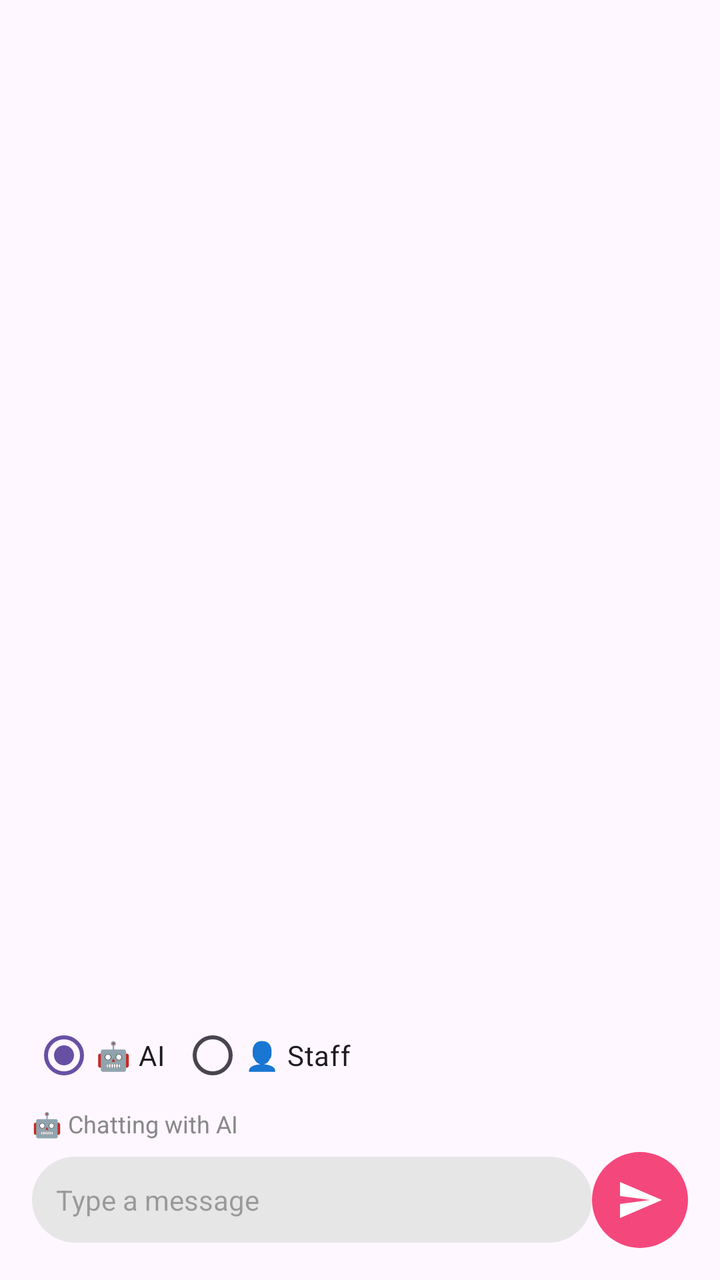
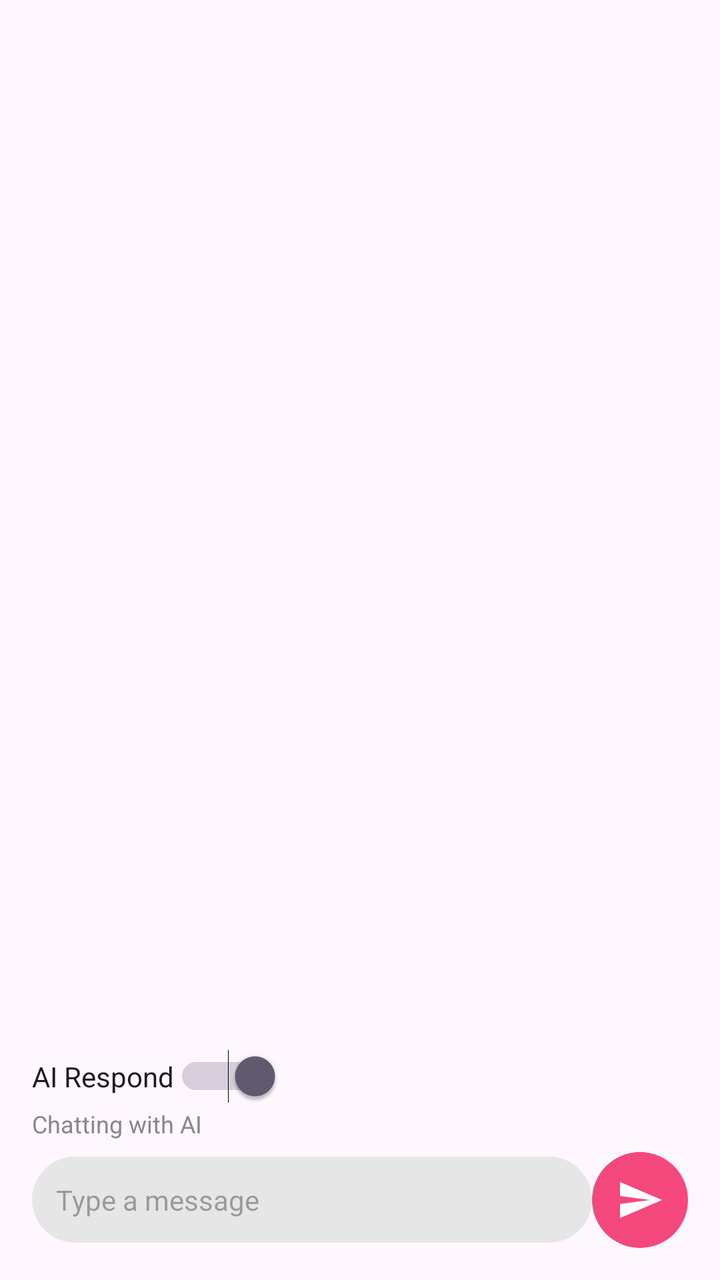

The first picture is an Android layout as it rendered before a commit; the second is the same layout after the commit. The layout source and the unified diff follow.
<!-- AndroidManifest.xml: application theme Theme.FlowerShopApp -->
<!-- res/layout/activity_chat.xml -->
<?xml version="1.0" encoding="utf-8"?>

<androidx.constraintlayout.widget.ConstraintLayout
    xmlns:android="http://schemas.android.com/apk/res/android"
    xmlns:app="http://schemas.android.com/apk/res-auto"
    xmlns:tools="http://schemas.android.com/tools"
    android:layout_width="match_parent"
    android:layout_height="match_parent"
    android:padding="16dp"
    tools:context=".ui.chat.ChatActivity">

    <androidx.recyclerview.widget.RecyclerView
        android:id="@+id/rvMessages"
        android:layout_width="0dp"
        android:layout_height="0dp"
        android:clipToPadding="false"
        android:paddingBottom="8dp"
        app:layout_constraintTop_toTopOf="parent"
        app:layout_constraintBottom_toTopOf="@id/layoutChatMode"
        app:layout_constraintStart_toStartOf="parent"
        app:layout_constraintEnd_toEndOf="parent"
        tools:listitem="@layout/item_message" />

    
    <LinearLayout
        android:id="@+id/layoutChatMode"
        android:layout_width="0dp"
        android:layout_height="wrap_content"
        android:orientation="vertical"
        android:paddingVertical="6dp"
        app:layout_constraintBottom_toTopOf="@id/layoutInput"
        app:layout_constraintStart_toStartOf="parent"
        app:layout_constraintEnd_toEndOf="parent">

        <RadioGroup
            android:id="@+id/rgChatMode"
            android:layout_width="wrap_content"
            android:layout_height="wrap_content"
            android:orientation="horizontal">

            <RadioButton
                android:id="@+id/rbAi"
                android:layout_width="wrap_content"
                android:layout_height="wrap_content"
                android:checked="true"
                android:text="🤖 AI" />

            <RadioButton
                android:id="@+id/rbStaff"
                android:layout_width="wrap_content"
                android:layout_height="wrap_content"
                android:layout_marginStart="8dp"
                android:text="👤 Staff" />
        </RadioGroup>

        <TextView
            android:id="@+id/tvChatModeStatus"
            android:layout_width="wrap_content"
            android:layout_height="wrap_content"
            android:layout_marginTop="2dp"
            android:text="🤖 Chatting with AI"
            android:textColor="#888888"
            android:textSize="12sp" />
    </LinearLayout>

    <LinearLayout
        android:id="@+id/layoutInput"
        android:layout_width="0dp"
        android:layout_height="wrap_content"
        android:orientation="horizontal"
        android:gravity="center_vertical"
        app:layout_constraintBottom_toBottomOf="parent"
        app:layout_constraintStart_toStartOf="parent"
        app:layout_constraintEnd_toEndOf="parent">

        <EditText
            android:id="@+id/edtMessage"
            android:layout_width="0dp"
            android:layout_height="wrap_content"
            android:layout_weight="1"
            android:hint="Type a message"
            android:background="@drawable/bg_rounded_gray"
            android:padding="12dp"
            android:textColor="@color/black"
            android:textSize="14sp" />

        <ImageView
            android:id="@+id/btnSend"
            android:layout_width="48dp"
            android:layout_height="48dp"
            android:src="@drawable/ic_send"
            android:contentDescription="Send Message"
            android:padding="12dp"
            android:background="@drawable/bg_rounded_pink"
            app:tint="@color/white" />

    </LinearLayout>

</androidx.constraintlayout.widget.ConstraintLayout>
<!-- res/layout/item_message.xml (included above) -->
<?xml version="1.0" encoding="utf-8"?>
<LinearLayout
    xmlns:android="http://schemas.android.com/apk/res/android"
    android:layout_width="match_parent"
    android:layout_height="wrap_content"
    android:orientation="vertical"
    android:padding="8dp">

    <TextView
        android:id="@+id/tvUser"
        android:layout_width="wrap_content"
        android:layout_height="wrap_content"
        android:text="User"
        android:textStyle="bold"
        android:textColor="@color/black" />

    <TextView
        android:id="@+id/tvMessage"
        android:layout_width="wrap_content"
        android:layout_height="wrap_content"
        android:text="Message"
        android:textColor="@color/black" />

</LinearLayout>
<!-- resources referenced by this layout -->
<resources>
  <color name="black">#FF000000</color>
  <color name="white">#FFFFFFFF</color>
  <!-- drawable bg_rounded_gray (drawable) -->
  <?xml version="1.0" encoding="utf-8"?>
  <shape xmlns:android="http://schemas.android.com/apk/res/android"
      android:shape="rectangle">
      <solid android:color="#E6E6E6" />
      <corners android:radius="24dp" />
  </shape>
  <!-- drawable bg_rounded_pink (drawable) -->
  <?xml version="1.0" encoding="utf-8"?>
  <shape xmlns:android="http://schemas.android.com/apk/res/android"
      android:shape="rectangle">
      <solid android:color="#F4487D" />
      <corners android:radius="24dp" />
  </shape>
  <!-- drawable ic_send (drawable) -->
  <?xml version="1.0" encoding="utf-8"?>
  <vector xmlns:android="http://schemas.android.com/apk/res/android"
      android:width="24dp"
      android:height="24dp"
      android:viewportWidth="24"
      android:viewportHeight="24">
      <path
          android:fillColor="#FFFFFF"
          android:pathData="M2,21l21,-9L2,3v7l15,2l-15,2v7z" />
  </vector>
  <style name="Theme.FlowerShopApp" parent="Base.Theme.FlowerShopApp" />
  <style name="Base.Theme.FlowerShopApp" parent="Theme.Material3.DayNight.NoActionBar">
          
          
      </style>
</resources>

<!-- the commit's change to res/layout/activity_chat.xml (unified diff, before → after) -->
@@ -1,5 +1,4 @@
 <?xml version="1.0" encoding="utf-8"?>
-
 <androidx.constraintlayout.widget.ConstraintLayout
     xmlns:android="http://schemas.android.com/apk/res/android"
     xmlns:app="http://schemas.android.com/apk/res-auto"
@@ -32,33 +31,19 @@
         app:layout_constraintStart_toStartOf="parent"
         app:layout_constraintEnd_toEndOf="parent">
 
-        <RadioGroup
-            android:id="@+id/rgChatMode"
+        <Switch
+            android:id="@+id/switchAiChat"
             android:layout_width="wrap_content"
             android:layout_height="wrap_content"
-            android:orientation="horizontal">
-
-            <RadioButton
-                android:id="@+id/rbAi"
-                android:layout_width="wrap_content"
-                android:layout_height="wrap_content"
-                android:checked="true"
-                android:text="🤖 AI" />
-
-            <RadioButton
-                android:id="@+id/rbStaff"
-                android:layout_width="wrap_content"
-                android:layout_height="wrap_content"
-                android:layout_marginStart="8dp"
-                android:text="👤 Staff" />
-        </RadioGroup>
+            android:checked="true"
+            android:text="AI Respond" />
 
         <TextView
             android:id="@+id/tvChatModeStatus"
             android:layout_width="wrap_content"
             android:layout_height="wrap_content"
             android:layout_marginTop="2dp"
-            android:text="🤖 Chatting with AI"
+            android:text="Chatting with AI"
             android:textColor="#888888"
             android:textSize="12sp" />
     </LinearLayout>
